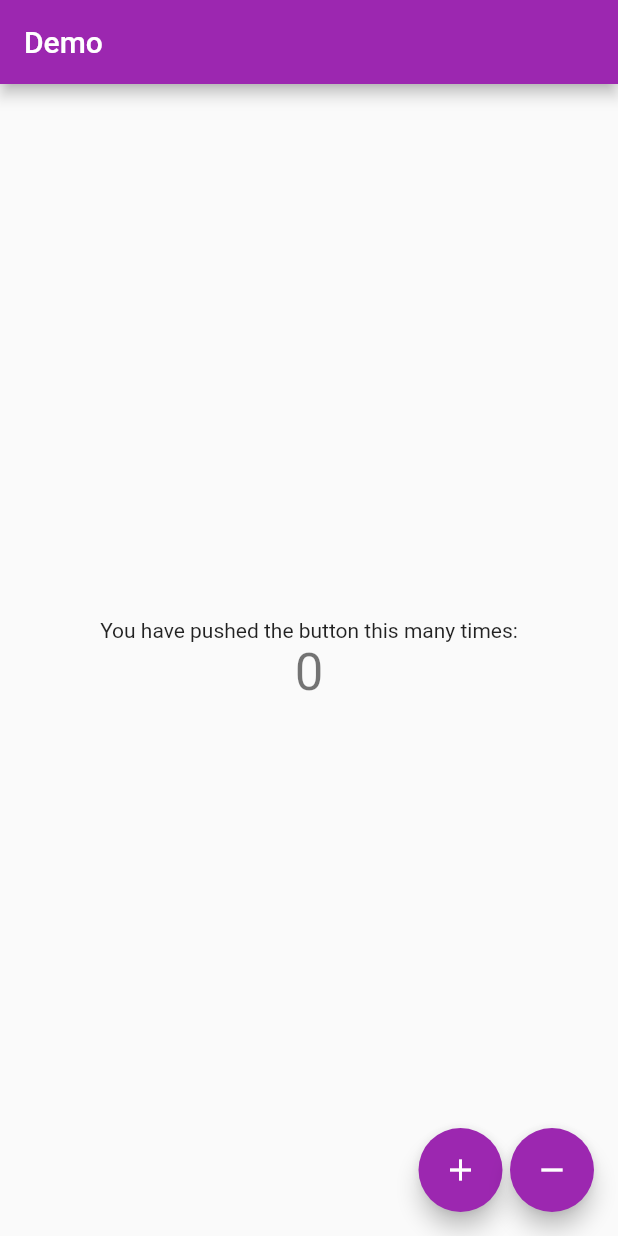
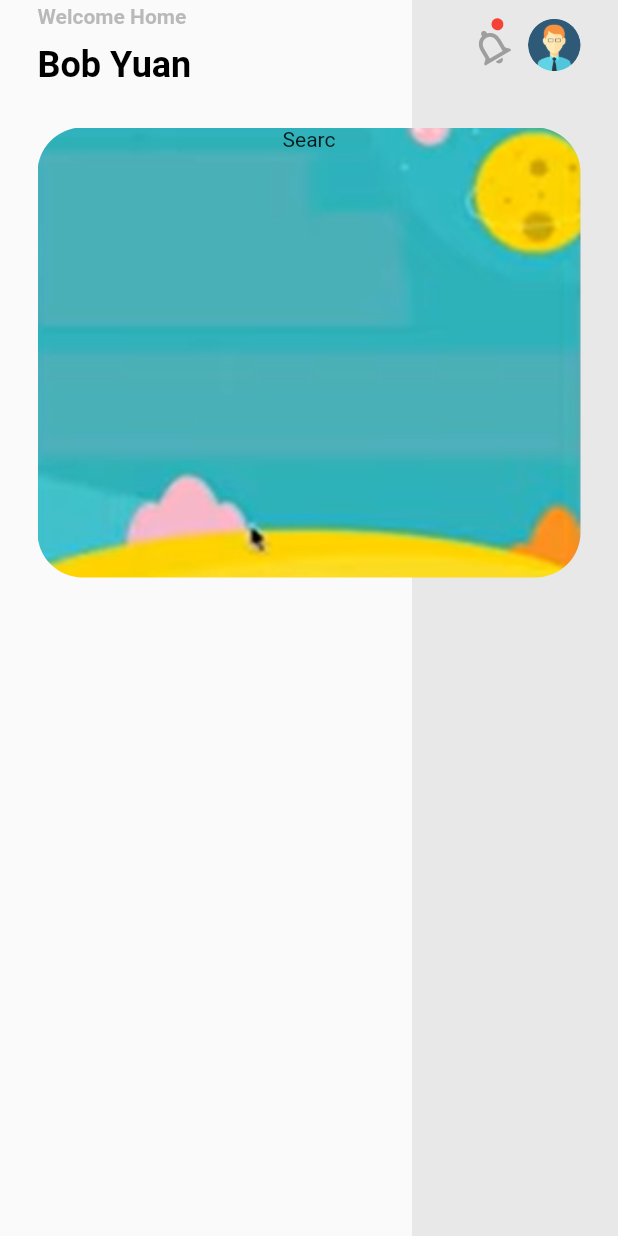
Before and after one commit to bob1457/flutter_demo, a Flutter app: the screen it shows after launch, on a phone screen of 412 x 824 dp. Run offline on Flutter 3.47's test engine with Material 2 defaults, Android fonts, the phone set to English and light mode, and no system bars.

Commit message:
Add more components

```diff
--- a/lib/main.dart
+++ b/lib/main.dart
@@ -1,4 +1,5 @@
 import 'package:flutter/material.dart';
+import 'package:flutter_app/pages/home/home.dart';
 
 void main() {
   runApp(const MyApp());
@@ -11,6 +12,7 @@ class MyApp extends StatelessWidget {
   @override
   Widget build(BuildContext context) {
     return MaterialApp(
+      debugShowCheckedModeBanner: false,
       title: 'Flutter Demo',
       theme: ThemeData(
         // This is the theme of your application.
@@ -22,9 +24,13 @@ class MyApp extends StatelessWidget {
         // or simply save your changes to "hot reload" in a Flutter IDE).
         // Notice that the counter didn't reset back to zero; the application
         // is not restarted.
-        primarySwatch: Colors.purple,
+        primaryColor: const Color(0xFF43B1B7),
+        colorScheme: ColorScheme.fromSwatch().copyWith(
+          secondary: const Color(0xFFFED408),
+        ),
+        // primarySwatch: Colors.purple,
       ),
-      home: const MyHomePage(title: 'Demo'),
+      home: Home(),
     );
   }
 }
--- /dev/null
+++ b/lib/pages/home/home.dart
@@ -0,0 +1,49 @@
+import 'package:flutter/material.dart';
+import 'package:flutter_app/pages/home/home_header.dart';
+import 'package:flutter_app/pages/home/search_card.dart';
+
+class Home extends StatelessWidget {
+  // const Home({Key? key}) : super(key: key);
+
+  @override
+  Widget build(BuildContext context) {
+    return Scaffold(
+      // appBar: AppBar(
+      //   backgroundColor:
+      //       Colors.transparent, // Theme.of(context).backgroundColor,
+      //   elevation: 0, //.colorScheme.secondary, //const Color(0xFF43B1B7),
+      // ),
+      body: SafeArea(
+        child: Stack(
+          children: [
+            _buildBackground(),
+            Column(
+              crossAxisAlignment: CrossAxisAlignment.start,
+              children: [
+                HomeHeader(),
+                SearchCard(),
+              ],
+            )
+          ],
+        ),
+      ),
+    );
+  }
+
+  Widget _buildBackground() {
+    return Row(
+      children: [
+        Expanded(
+          child: Container(),
+          flex: 2,
+        ),
+        Expanded(
+          child: Container(
+            color: Colors.grey.withOpacity(0.2),
+          ),
+          flex: 1,
+        ),
+      ],
+    );
+  }
+}
--- /dev/null
+++ b/lib/pages/home/home_header.dart
@@ -0,0 +1,82 @@
+import 'package:flutter/material.dart';
+
+class HomeHeader extends StatelessWidget {
+  const HomeHeader({Key? key}) : super(key: key);
+
+  @override
+  Widget build(BuildContext context) {
+    return Container(
+      padding: EdgeInsets.only(
+        top: MediaQuery.of(context).padding.top, //.size.height / 20,
+        left: 25,
+        right: 25,
+      ),
+      child: Row(
+        mainAxisAlignment: MainAxisAlignment.spaceBetween,
+        children: [
+          Column(
+            crossAxisAlignment: CrossAxisAlignment.start,
+            children: [
+              Text(
+                "Welcome Home",
+                style: TextStyle(
+                  color: Colors.grey.withOpacity(0.7),
+                  fontWeight: FontWeight.bold,
+                ),
+              ),
+              SizedBox(
+                height: 10,
+              ),
+              Text(
+                "Bob Yuan",
+                style: TextStyle(
+                  color: Colors.black,
+                  fontSize: 24,
+                  fontWeight: FontWeight.bold,
+                ),
+              ),
+            ],
+          ),
+          Row(
+            children: [
+              Container(
+                margin: EdgeInsets.only(
+                  top: 30,
+                  right: 10,
+                ),
+                transform: Matrix4.rotationZ(100),
+                child: Stack(children: [
+                  Icon(
+                    Icons.notifications_none_outlined,
+                    size: 30,
+                    color: Colors.grey,
+                  ),
+                  Positioned(
+                    top: 0,
+                    right: 0,
+                    child: Container(
+                      padding: EdgeInsets.all(4),
+                      decoration: BoxDecoration(
+                        color: Colors.red,
+                        shape: BoxShape.circle,
+                      ),
+                    ),
+                  )
+                ]),
+              ),
+              SizedBox(
+                width: 20,
+              ),
+              ClipOval(
+                child: Image.asset(
+                  "assets/images/avatar.png",
+                  width: 35,
+                ),
+              )
+            ],
+          ),
+        ],
+      ),
+    );
+  }
+}
--- /dev/null
+++ b/lib/pages/home/search_card.dart
@@ -0,0 +1,25 @@
+import 'package:flutter/material.dart';
+
+class SearchCard extends StatelessWidget {
+  // const SearchCard({Key? key}) : super(key: key);
+
+  @override
+  Widget build(BuildContext context) {
+    return Container(
+      margin: EdgeInsets.all(25),
+      height: 300,
+      width: double.maxFinite,
+      decoration: BoxDecoration(
+          borderRadius: BorderRadius.circular(30),
+          image: DecorationImage(
+            image: AssetImage("assets/images/search_card_bg.png"),
+            fit: BoxFit.cover,
+          )),
+      child: Column(
+        children: [
+          Text("Searc"),
+        ],
+      ),
+    );
+  }
+}
--- a/pubspec.yaml
+++ b/pubspec.yaml
@@ -58,9 +58,9 @@ flutter:
   uses-material-design: true
 
   # To add assets to your application, add an assets section, like this:
-  # assets:
-  #   - images/a_dot_burr.jpeg
-  #   - images/a_dot_ham.jpeg
+  assets:
+    - assets/images/
+    - assets/icons/
 
   # An image asset can refer to one or more resolution-specific "variants", see
   # https://flutter.dev/assets-and-images/#resolution-aware.
```
Also changed, not shown: assets/images/avatar.png (added), assets/images/search_card_bg.png (added).
